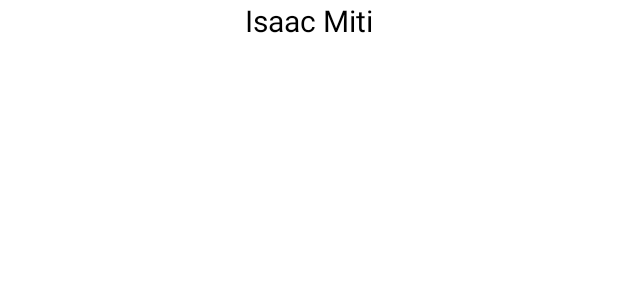
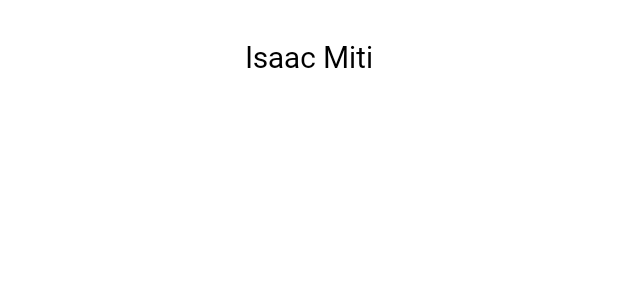
Before and after one commit to ikayz/about-me, an Android app: the layout activity_main.xml on its own in the app's theme, with its tools: preview values and no code run, on a phone screen of 412 x 824 dp. Shown: the top 300 px of the screen. Run offline under Robolectric (Android 15) with nearby library versions, the phone set to English and light mode, and no system bars.

Commit message:
Extract name style from name view

```diff
--- a/app/src/main/res/layout/activity_main.xml
+++ b/app/src/main/res/layout/activity_main.xml
@@ -1,5 +1,7 @@
 <?xml version="1.0" encoding="utf-8"?>
 <LinearLayout xmlns:android="http://schemas.android.com/apk/res/android"
+    xmlns:app="http://schemas.android.com/apk/res-auto"
+    xmlns:tools="http://schemas.android.com/tools"
     android:orientation="vertical"
     android:layout_width="match_parent"
     android:layout_height="match_parent">
@@ -10,6 +12,6 @@
         android:layout_height="wrap_content"
         android:text="@string/name"
         android:textAlignment="center"
-        android:textColor="@android:color/black"
-        android:textSize="@dimen/text_size" />
+        style="@style/NameStyle" />
+
 </LinearLayout>
--- a/app/src/main/res/values/dimens.xml
+++ b/app/src/main/res/values/dimens.xml
@@ -1,4 +1,6 @@
 <?xml version="1.0" encoding="utf-8"?>
 <resources>
     <dimen name="text_size">20sp</dimen>
+    <dimen name="small_padding">8dp</dimen>
+    <dimen name="layout_margin">16dp</dimen>
 </resources>
--- /dev/null
+++ b/app/src/main/res/values/styles.xml
@@ -0,0 +1,11 @@
+<?xml version="1.0" encoding="utf-8"?>
+<resources>
+
+    <style name="NameStyle">
+        <item name="android:layout_marginTop">@dimen/layout_margin</item>
+        <item name="android:fontFamily">@font/roboto</item>
+        <item name="android:paddingTop">@dimen/small_padding</item>
+        <item name="android:textColor">@android:color/black</item>
+        <item name="android:textSize">@dimen/text_size</item>
+    </style>
+</resources>
```
Also changed, not shown: app/src/main/res/font/roboto.ttf (added).
